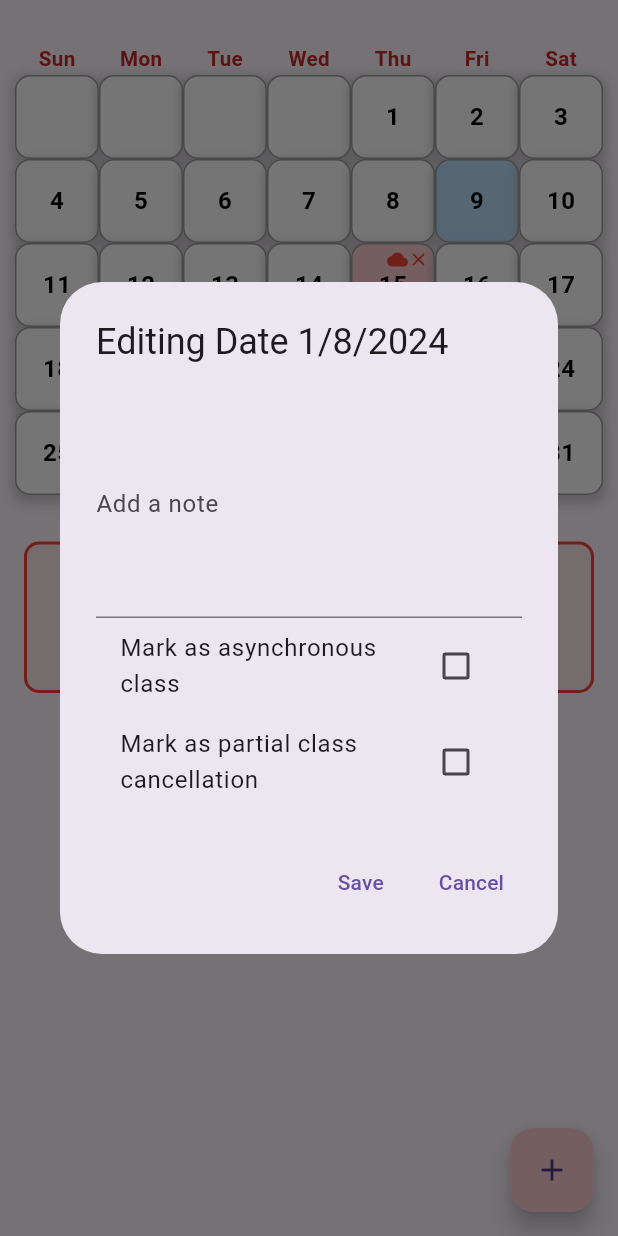
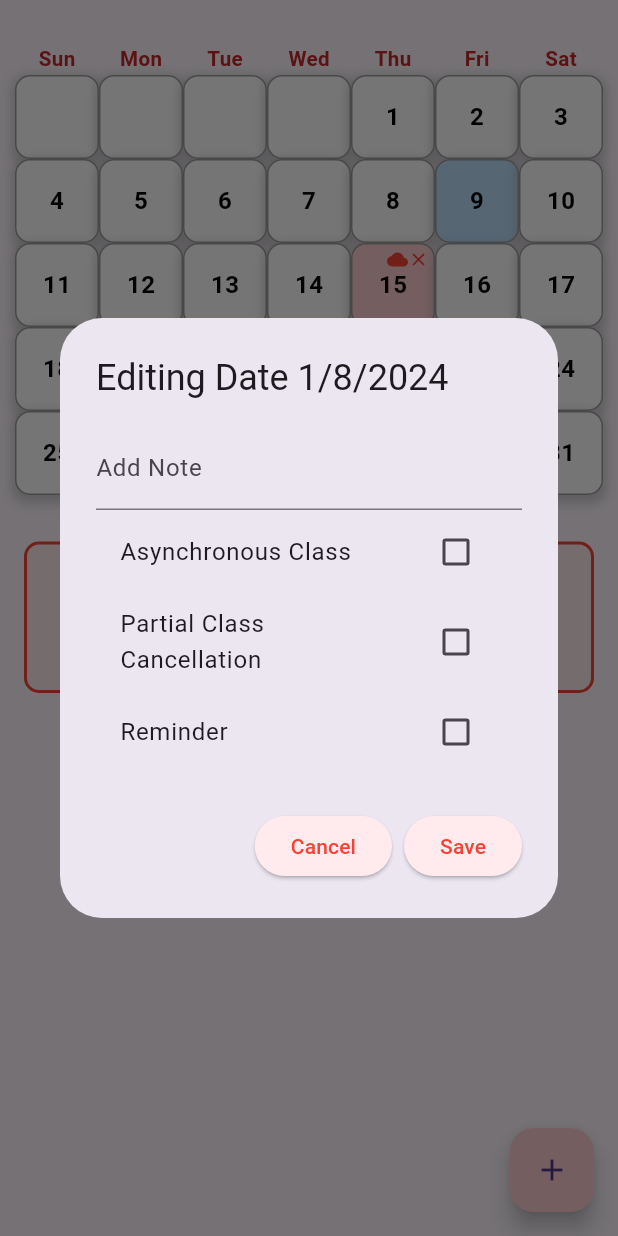
Before and after one commit to AaronCrisologo/Class-Compass-Your-University-Companion-App-, a Flutter app: the CalendarScreen screen opened directly, after a tap on an icon or button, on a phone screen of 412 x 824 dp. Run offline on Flutter 3.47's test engine with Material 3 defaults, Android fonts, the phone set to English and light mode, and no system bars; our stand-ins replace flutter_colorpicker, font_awesome_flutter.

Commit message:
Added Reminder in calendar_screen and changed button colors Added Reminder as checkbox with purple color cell and event_note as icon Adjusted wording in calendar_screen Change button color on calendar_screen and schedule_screen to red _showDatePickerAndAddDetails now uses red theme

```diff
--- a/lib/announcements_screen.dart
+++ b/lib/announcements_screen.dart
@@ -471,7 +471,7 @@ class _AnnouncementsScreenState extends State<AnnouncementsScreen> {
                         TextSpan(
                           text: isExpanded ? message : truncatedMessage,
                           style: TextStyle(
-                            color: const Color.fromARGB(255, 60, 60, 60),
+                            color: const Color.fromARGB(255, 50, 50, 50),
                             fontSize: 14,
                             fontWeight: FontWeight.normal,
                             height: 1.5,
--- a/lib/calendar_screen.dart
+++ b/lib/calendar_screen.dart
@@ -18,6 +18,7 @@ class _CalendarScreenState extends State<CalendarScreen> {
   Map<DateTime, String> userNotes = {};
   List<DateTime> userNoClassDays = [];
   List<DateTime> partialNoClassDays = []; // New list for partial no class days
+  List<DateTime> reminders = []; // New list for reminders
 
   DateTime currentDate = DateTime(2024, 8, 9);
   DateTime nextNoClassDay = DateTime(2024, 8, 15);
@@ -87,12 +88,14 @@ class _CalendarScreenState extends State<CalendarScreen> {
                           userNoClassDays.contains(currentDay);
                       bool isPartialNoClassDay =
                           partialNoClassDays.contains(currentDay);
+                      bool isReminder = reminders.contains(currentDay);
                       bool isCurrentDate = currentDay == currentDate;
 
                       IconData? getIcon() {
                         if (isHoliday) return Icons.event;
                         if (isWeatherDisturbance) return Icons.cloud;
                         if (isUserNoClassDay) return Icons.person;
+                        if (isReminder) return Icons.event_note;
                         return null;
                       }
 
@@ -105,6 +108,9 @@ class _CalendarScreenState extends State<CalendarScreen> {
                         }
                         if (isPartialNoClassDay) {
                           return Colors.yellow[100]!;
+                        }
+                        if (isReminder) {
+                          return Colors.purple[100]!;
                         }
                         return Colors.white;
                       }
@@ -120,7 +126,8 @@ class _CalendarScreenState extends State<CalendarScreen> {
                                   isHoliday,
                                   isWeatherDisturbance,
                                   isUserNoClassDay,
-                                  isPartialNoClassDay);
+                                  isPartialNoClassDay,
+                                  isReminder);
                             },
                             child: Stack(
                               children: [
@@ -151,7 +158,8 @@ class _CalendarScreenState extends State<CalendarScreen> {
                                 if (isHoliday ||
                                     isWeatherDisturbance ||
                                     isUserNoClassDay ||
-                                    isPartialNoClassDay)
+                                    isPartialNoClassDay ||
+                                    isReminder)
                                   Positioned(
                                     top: 4,
                                     right: 4,
@@ -247,7 +255,8 @@ class _CalendarScreenState extends State<CalendarScreen> {
       bool isHoliday,
       bool isWeatherDisturbance,
       bool isUserNoClassDay,
-      bool isPartialNoClassDay) {
+      bool isPartialNoClassDay,
+      bool isReminder) {
     String reason = '';
     String holidayName = '';
     if (isHoliday) {
@@ -257,9 +266,11 @@ class _CalendarScreenState extends State<CalendarScreen> {
     } else if (isWeatherDisturbance) {
       reason = 'Weather Disturbance';
     } else if (isUserNoClassDay) {
-      reason = 'Asynchronous Class (User Defined)';
+      reason = 'Asynchronous Class';
     } else if (isPartialNoClassDay) {
       reason = 'Partial Class Cancellation';
+    } else if (isReminder) {
+      reason = 'Reminder';
     }
 
     TextEditingController noteController = TextEditingController(
@@ -267,6 +278,7 @@ class _CalendarScreenState extends State<CalendarScreen> {
     );
     bool noClassDay = isUserNoClassDay;
     bool partialNoClass = isPartialNoClassDay;
+    bool reminder = isReminder;
 
     showDialog(
       context: context,
@@ -279,51 +291,112 @@ class _CalendarScreenState extends State<CalendarScreen> {
               mainAxisSize: MainAxisSize.min,
               children: [
                 if (reason.isNotEmpty)
-                  Text(
-                      'Reason: $reason${holidayName.isNotEmpty ? ' - $holidayName' : ''}'),
-                TextField(
+                  Text('$reason${isHoliday ? ' - $holidayName' : ''}'),
+                TextFormField(
                   controller: noteController,
-                  decoration: InputDecoration(labelText: 'Add a note'),
-                  maxLines: 5, // Increase height for better note-taking
+                  decoration: InputDecoration(
+                    labelText: 'Add Note',
+                  ),
                 ),
                 CheckboxListTile(
-                  title: Text('Mark as asynchronous class'),
+                  title: Text('Asynchronous Class'),
+                  checkColor: Colors.white,
+                  activeColor: Colors.red,
                   value: noClassDay,
-                  onChanged: (bool? value) {
+                  onChanged: (newValue) {
                     setState(() {
-                      noClassDay = value ?? false;
+                      noClassDay = newValue ?? false;
                       if (noClassDay) {
-                        userNoClassDays.add(day);
-                        partialNoClassDays.remove(day);
-                      } else {
-                        userNoClassDays.remove(day);
+                        partialNoClass = false;
+                        reminder = false;
                       }
                     });
+                    Navigator.of(context).pop();
+                    _showDayDetails(
+                      context,
+                      day,
+                      isHoliday,
+                      isWeatherDisturbance,
+                      noClassDay,
+                      partialNoClass,
+                      reminder,
+                    );
                   },
                 ),
                 CheckboxListTile(
-                  title: Text('Mark as partial class cancellation'),
+                  title: Text('Partial Class Cancellation'),
+                  checkColor: Colors.white,
+                  activeColor: Colors.red,
                   value: partialNoClass,
-                  onChanged: (bool? value) {
+                  onChanged: (newValue) {
                     setState(() {
-                      partialNoClass = value ?? false;
+                      partialNoClass = newValue ?? false;
                       if (partialNoClass) {
-                        partialNoClassDays.add(day);
-                        userNoClassDays.remove(day);
-                      } else {
-                        partialNoClassDays.remove(day);
+                        noClassDay = false;
+                        reminder = false;
                       }
                     });
+                    Navigator.of(context).pop();
+                    _showDayDetails(
+                      context,
+                      day,
+                      isHoliday,
+                      isWeatherDisturbance,
+                      noClassDay,
+                      partialNoClass,
+                      reminder,
+                    );
+                  },
+                ),
+                CheckboxListTile(
+                  title: Text('Reminder'),
+                  checkColor: Colors.white,
+                  activeColor: Colors.red,
+                  value: reminder,
+                  onChanged: (newValue) {
+                    setState(() {
+                      reminder = newValue ?? false;
+                      if (reminder) {
+                        noClassDay = false;
+                        partialNoClass = false;
+                      }
+                    });
+                    Navigator.of(context).pop();
+                    _showDayDetails(
+                      context,
+                      day,
+                      isHoliday,
+                      isWeatherDisturbance,
+                      noClassDay,
+                      partialNoClass,
+                      reminder,
+                    );
                   },
                 ),
               ],
             ),
           ),
           actions: [
-            TextButton(
+            ElevatedButton(
+              style: ElevatedButton.styleFrom(
+                backgroundColor: Colors.red[50],
+                foregroundColor: Colors.red,
+              ),
+              onPressed: () {
+                Navigator.of(context).pop();
+              },
+              child: Text('Cancel'),
+            ),
+            ElevatedButton(
+              style: ElevatedButton.styleFrom(
+                  backgroundColor: Colors.red[50], foregroundColor: Colors.red),
               onPressed: () {
                 setState(() {
-                  userNotes[day] = noteController.text;
+                  if (noteController.text.isNotEmpty) {
+                    userNotes[day] = noteController.text;
+                  } else {
+                    userNotes.remove(day);
+                  }
                   if (noClassDay) {
                     userNoClassDays.add(day);
                   } else {
@@ -334,16 +407,15 @@ class _CalendarScreenState extends State<CalendarScreen> {
                   } else {
                     partialNoClassDays.remove(day);
                   }
+                  if (reminder) {
+                    reminders.add(day);
+                  } else {
+                    reminders.remove(day);
+                  }
                 });
                 Navigator.of(context).pop();
               },
               child: Text('Save'),
-            ),
-            TextButton(
-              onPressed: () {
-                Navigator.of(context).pop();
-              },
-              child: Text('Cancel'),
             ),
           ],
         );
@@ -352,15 +424,37 @@ class _CalendarScreenState extends State<CalendarScreen> {
   }
 
   void _showDatePickerAndAddDetails(BuildContext context) {
+    DateTime selectedDate = DateTime.now();
     showDatePicker(
       context: context,
       initialDate: DateTime.now(),
-      firstDate: DateTime(2000),
-      lastDate: DateTime(2100),
+      firstDate: DateTime(2020),
+      lastDate: DateTime(2030),
+      builder: (BuildContext context, Widget? child) {
+        return Theme(
+          data: ThemeData.light().copyWith(
+            colorScheme: ColorScheme.light(
+              primary: Colors.red,
+              onPrimary: Colors.white,
+              onSurface: Colors.black,
+            ),
+            textButtonTheme: TextButtonThemeData(
+              style: TextButton.styleFrom(
+                foregroundColor: Colors.redAccent,
+              ),
+            ),
+          ),
+          child: child!,
+        );
+      },
     ).then((pickedDate) {
-      if (pickedDate != null) {
-        _showDayDetails(context, pickedDate, false, false, false, false);
+      if (pickedDate == null) {
+        return;
       }
+      setState(() {
+        selectedDate = pickedDate;
+      });
+      _showDayDetails(context, selectedDate, false, false, false, false, false);
     });
   }
 }
--- a/lib/schedule_screen.dart
+++ b/lib/schedule_screen.dart
@@ -462,6 +462,8 @@ class __ClassDialogState extends State<_ClassDialog> {
                       ),
                       actions: [
                         TextButton(
+                          style:
+                              TextButton.styleFrom(foregroundColor: Colors.red),
                           onPressed: () {
                             Navigator.of(context).pop();
                           },
@@ -478,6 +480,7 @@ class __ClassDialogState extends State<_ClassDialog> {
             ),
             if (widget.classItem != null)
               TextButton(
+                style: TextButton.styleFrom(foregroundColor: Colors.red),
                 onPressed: () {
                   Navigator.of(context).pop({'delete': true});
                 },
@@ -488,12 +491,14 @@ class __ClassDialogState extends State<_ClassDialog> {
       ),
       actions: [
         TextButton(
+          style: TextButton.styleFrom(foregroundColor: Colors.red),
           onPressed: () {
             Navigator.of(context).pop();
           },
           child: Text('Cancel'),
         ),
         TextButton(
+          style: TextButton.styleFrom(foregroundColor: Colors.red),
           onPressed: () {
             final newClass = {
               'name': classNameController.text,
```
